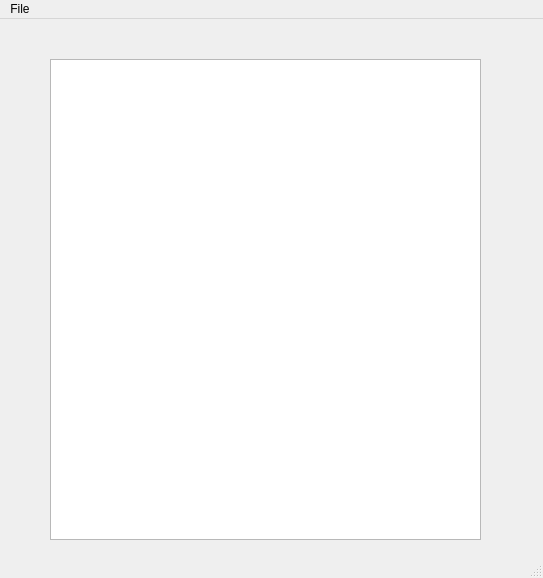
Qt form mainwindow.ui (Elbergg/CoolMDEditor) before a commit.
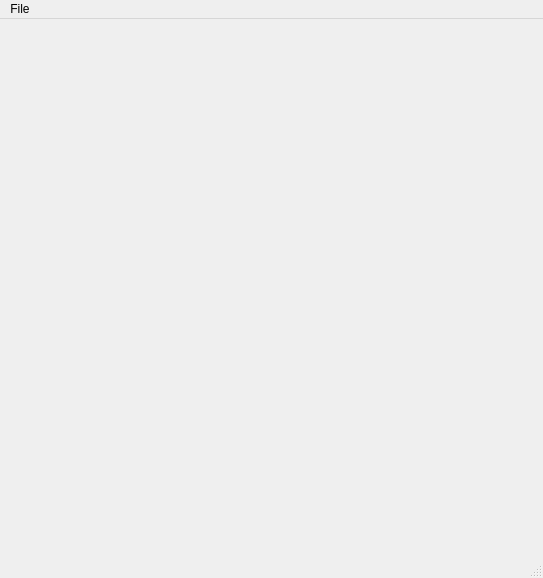
The same form after that commit. Custom widgets are drawn as their Qt base class.

Commit message: added coolblockBrowser in design

What changed in the file:
```diff
--- a/mainwindow.ui
+++ b/mainwindow.ui
@@ -14,13 +14,13 @@
    <string>MainWindow</string>
   </property>
   <widget class="QWidget" name="centralwidget">
-   <widget class="CoolTextEdit" name="textEdit">
+   <widget class="CoolBlockBrowser" name="widget" native="true">
     <property name="geometry">
      <rect>
-      <x>50</x>
-      <y>40</y>
-      <width>431</width>
-      <height>481</height>
+      <x>90</x>
+      <y>50</y>
+      <width>391</width>
+      <height>451</height>
      </rect>
     </property>
    </widget>
@@ -57,9 +57,10 @@
  </widget>
  <customwidgets>
   <customwidget>
-   <class>CoolTextEdit</class>
-   <extends>QTextEdit</extends>
-   <header location="global">cooltextedit.h</header>
+   <class>CoolBlockBrowser</class>
+   <extends>QWidget</extends>
+   <header location="global">CoolBlockBrowser.h</header>
+   <container>1</container>
   </customwidget>
  </customwidgets>
  <resources/>
```
The commit also changes 6 other files.
